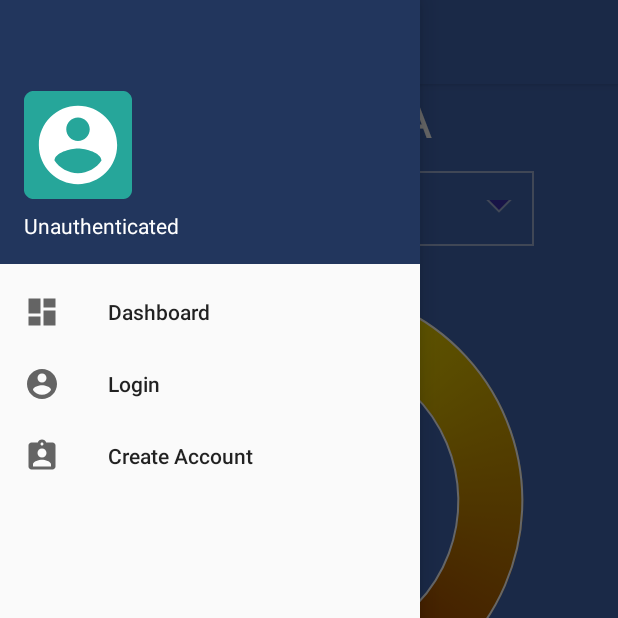
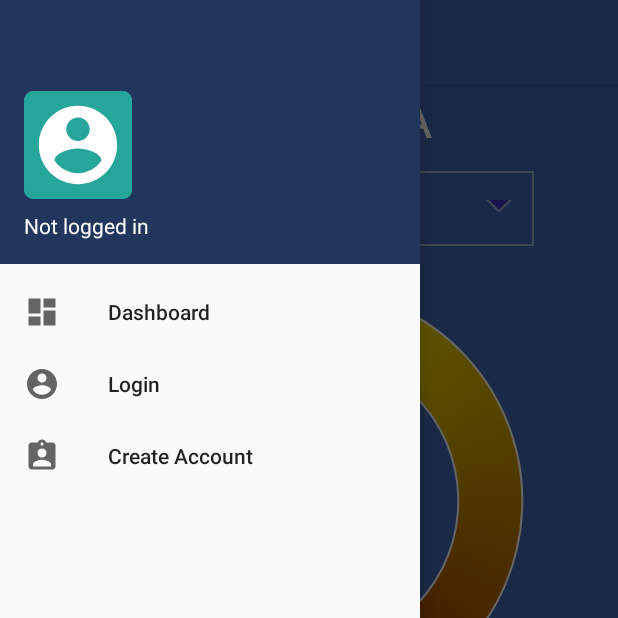
Before and after one commit to TiagoParente32/Sentinel, an Android app: the screen it shows after launch (MainActivity), with the side drawer open, on a phone screen of 412 x 824 dp, the top half of it. Run offline under Robolectric (Android 15) with nearby library versions, the phone set to English and light mode, and no system bars; our stand-ins replace Firebase (no records; nobody signed in at launch, a user with empty details on screens opened directly); libraries missing offline, so code that uses them is left out: twitter4j.auth, twitter4j.conf; Roboto replaces fonts that are not available here; 2 statements that could not run were skipped.

Commit message:
UI & bug fix

```diff
--- a/app/src/main/java/pt/ipleiria/estg/dei/sentinel/Constants.java
+++ b/app/src/main/java/pt/ipleiria/estg/dei/sentinel/Constants.java
@@ -23,7 +23,9 @@ public final class Constants {
     //INTENT TAGS
     public static final String DATA_INTENT_TEMPERATURE = "data_intent_temperature";
     public static final String DATA_INTENT_HUMIDITY = "data_intent_humidity";
+    public static final String DATA_INTENT_AIRQUALITY = "data_intent_airquality";
     public static final String DATA_INTENT_LOCATION = "data_intent_location";
 
 
+
 }
--- a/app/src/main/java/pt/ipleiria/estg/dei/sentinel/activities/MainActivity.java
+++ b/app/src/main/java/pt/ipleiria/estg/dei/sentinel/activities/MainActivity.java
@@ -64,6 +64,7 @@ public class MainActivity extends AppCompatActivity implements NavigationView.On
     private String temperature;
     private String humidity;
     private String location;
+    private String airQuality;
 
 
     @Override
@@ -109,6 +110,7 @@ public class MainActivity extends AppCompatActivity implements NavigationView.On
                                 intent.putExtra(Constants.DATA_INTENT_TEMPERATURE, temperature);
                                 intent.putExtra(Constants.DATA_INTENT_HUMIDITY, humidity);
                                 intent.putExtra(Constants.DATA_INTENT_LOCATION, location);
+                                intent.putExtra(Constants.DATA_INTENT_AIRQUALITY,airQuality);
 
                                 startActivity(intent);
 
@@ -283,6 +285,8 @@ public class MainActivity extends AppCompatActivity implements NavigationView.On
             intent.putExtra(Constants.DATA_INTENT_TEMPERATURE, temperature);
             intent.putExtra(Constants.DATA_INTENT_HUMIDITY, humidity);
             intent.putExtra(Constants.DATA_INTENT_LOCATION, location);
+            intent.putExtra(Constants.DATA_INTENT_AIRQUALITY,airQuality);
+
 
             startActivity(intent);        }
 
@@ -322,10 +326,11 @@ public class MainActivity extends AppCompatActivity implements NavigationView.On
 
     }
 
-    public void setData(String temperature,String humidity, String location) {
+    public void setData(String temperature,String humidity, String location,String airQuality) {
         this.temperature = temperature;
         this.humidity = humidity;
         this.location = location;
+        this.airQuality = airQuality;
     }
 
 
--- a/app/src/main/java/pt/ipleiria/estg/dei/sentinel/activities/TwitterPop_Activity.java
+++ b/app/src/main/java/pt/ipleiria/estg/dei/sentinel/activities/TwitterPop_Activity.java
@@ -26,6 +26,7 @@ public class TwitterPop_Activity extends AppCompatActivity {
     private String humidity;
     private String location;
     private String tweetMessage;
+    private String airQuality;
 
 
     @Override
@@ -47,9 +48,10 @@ public class TwitterPop_Activity extends AppCompatActivity {
         temperature = getIntent().getStringExtra(Constants.DATA_INTENT_TEMPERATURE);
         humidity = getIntent().getStringExtra(Constants.DATA_INTENT_HUMIDITY);
         location = getIntent().getStringExtra(Constants.DATA_INTENT_LOCATION);
+        airQuality = getIntent().getStringExtra(Constants.DATA_INTENT_AIRQUALITY);
 
         /*CREATES CUSTOM TWEET MESSAGE*/
-        tweetMessage = "It's currently " + temperature + " and the humidity is at " + humidity + " on "+ location +"! Tweeted using @SentinelIPL #sentinelapp";
+        tweetMessage = "The air quality on " + location+ " is currently '" + airQuality + "' with a temperature of " + temperature + " and a humidity of " + humidity + "! Tweeted using @SentinelIPL #sentinelapp";
 
 
         /*CLOSES TWEET LAYOUT*/
--- a/app/src/main/java/pt/ipleiria/estg/dei/sentinel/fragments/DashboardFragment.java
+++ b/app/src/main/java/pt/ipleiria/estg/dei/sentinel/fragments/DashboardFragment.java
@@ -214,11 +214,13 @@ public class DashboardFragment extends Fragment {
             humidade.setText(mediaHum + "%");
             ultimaData.setText("Last Update: " + data + " " + hora);
 
-            setData(temperatura.getText().toString(),humidade.getText().toString(),"Edifício A");
 
 
             //setup das cores segundo os nossos limites
             updateUIColors(mediaTemp, mediaHum);
+
+            setData(temperatura.getText().toString(),humidade.getText().toString(),selected,qoa.getText().toString());
+
         }
     }
 
@@ -330,11 +332,12 @@ public class DashboardFragment extends Fragment {
         ultimaData.setText("Last Update: " + data + " " + hora);
 
 
-        setData(temperatura.getText().toString(),humidade.getText().toString(),selected);
-
 
         //update das cores com os nossos limites
         updateUIColors(mediaTemp, mediaHum);
+
+        setData(temperatura.getText().toString(),humidade.getText().toString(),selected,qoa.getText().toString());
+
 
     }
 
@@ -383,10 +386,10 @@ public class DashboardFragment extends Fragment {
         }
     }
 
-    public void setData(String temperature,String humidity,String location) {
+    public void setData(String temperature,String humidity,String location,String airQuality) {
         Activity activity = getActivity();
         if(activity instanceof MainActivity) {
-            ((MainActivity) activity).setData(temperature,humidity,location);
+            ((MainActivity) activity).setData(temperature,humidity,location,airQuality);
         }
     }
 
--- a/app/src/main/java/pt/ipleiria/estg/dei/sentinel/fragments/LoginFragment.java
+++ b/app/src/main/java/pt/ipleiria/estg/dei/sentinel/fragments/LoginFragment.java
@@ -184,9 +184,8 @@ public class LoginFragment extends Fragment implements View.OnClickListener{
         }
         if(i == R.id.btnRegister){
             /*OPENS REGISTER ACTIVITY*/
-            Intent intent = new Intent(getActivity(), RegisterFragment.class);
-            startActivity(intent);
-            getActivity().finish();
+            getActivity().getSupportFragmentManager().beginTransaction().replace(R.id.fragment_container,
+                    new RegisterFragment()).commit();
         }
     }
 
--- a/app/src/main/res/values/strings.xml
+++ b/app/src/main/res/values/strings.xml
@@ -23,7 +23,7 @@
     <string name="account">Account</string>
     <string name="navigation_drawer_open">Open navigation drawer</string>
     <string name="navigation_drawer_close">Close navigation drawer</string>
-    <string name="unauthenticated">Unauthenticated</string>
+    <string name="unauthenticated">Not logged in</string>
     <string name="tweet">Tweet</string>
     <string name="tweetHint">What\'s happening?</string>
     <string name="tweetMax">280</string>
```
